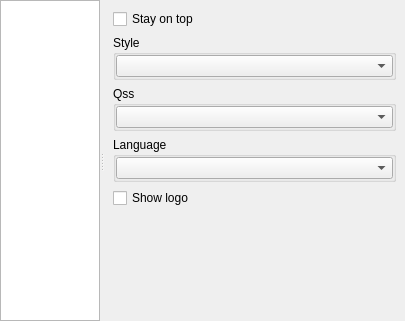
Qt form xoptionswidget.ui (horsicq/XOptions) before a commit.
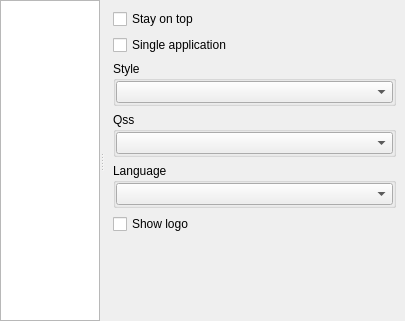
The same form after that commit. The open tabs and pages were chosen to show the change.

```diff
--- a/xoptionswidget.ui
+++ b/xoptionswidget.ui
@@ -85,6 +85,13 @@
               </property>
              </widget>
             </item>
+            <item>
+             <widget class="QCheckBox" name="checkBoxViewSingleApplication">
+              <property name="text">
+               <string>Single application</string>
+              </property>
+             </widget>
+            </item>
             <item>
              <widget class="QGroupBox" name="groupBoxViewStyle">
               <property name="title">
```
Left out of the diff: 2 changed lines with no effect on the pictures.
